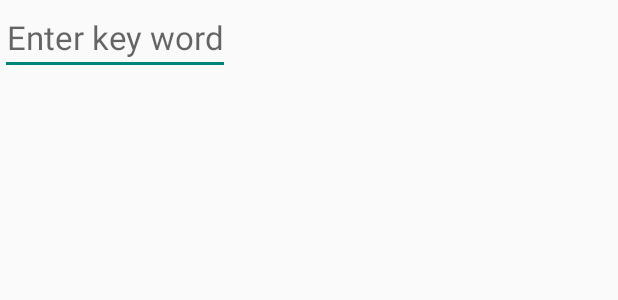
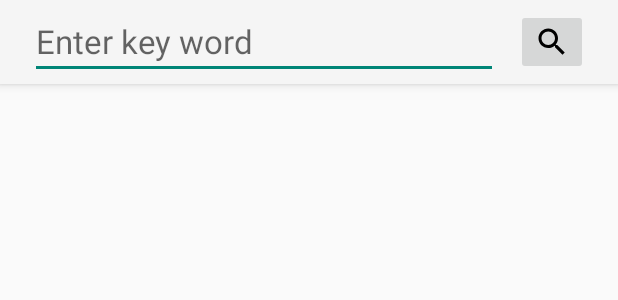
Before and after one commit to adamkoder/ChatterApp, an Android app: the layout search_popup_window.xml on its own in the app's theme, with its tools: preview values and no code run, on a phone screen of 412 x 824 dp. Shown: the top 300 px of the screen. Run offline under Robolectric (Android 15) with nearby library versions, the phone set to English and light mode, and no system bars.

```diff
--- a/app/src/main/res/layout/activity_chat_room.xml
+++ b/app/src/main/res/layout/activity_chat_room.xml
@@ -62,6 +62,6 @@
         android:layout_marginBottom="16dp"
         android:divider="@null"
         android:stackFromBottom="true"
-        android:transcriptMode="alwaysScroll" />
+        android:transcriptMode="alwaysScroll"/>
 
 </RelativeLayout>
--- a/app/src/main/res/layout/search_popup_window.xml
+++ b/app/src/main/res/layout/search_popup_window.xml
@@ -1,14 +1,37 @@
 <?xml version="1.0" encoding="utf-8"?>
-<android.support.constraint.ConstraintLayout
-    xmlns:android="http://schemas.android.com/apk/res/android" android:layout_width="match_parent"
+<LinearLayout xmlns:android="http://schemas.android.com/apk/res/android"
+    xmlns:app="http://schemas.android.com/apk/res-auto"
+    android:layout_width="match_parent"
     android:layout_height="match_parent">
 
-    <EditText
-        android:id="@+id/username"
-        android:layout_width="wrap_content"
-        android:layout_height="wrap_content"
-        android:hint="Enter key word"
-        android:layout_centerInParent="true"
-        android:gravity="center"
-        android:textSize="22sp" />
-</android.support.constraint.ConstraintLayout>
+    <android.support.v7.widget.Toolbar
+        android:id="@+id/search_toolbar"
+        android:layout_width="match_parent"
+        android:layout_height="?attr/actionBarSize"
+        android:background="?attr/colorPrimary"
+        android:elevation="4dp"
+        android:theme="@style/ThemeOverlay.AppCompat.ActionBar"
+        android:layout="@menu/menu_settings"
+        app:buttonGravity="top"
+        app:popupTheme="@style/Theme.AppCompat.Light">
+
+        <EditText
+            android:id="@+id/search_keyword"
+            android:layout_width="wrap_content"
+            android:layout_height="wrap_content"
+            android:layout_centerInParent="true"
+            android:ems="12"
+            android:gravity="start"
+            android:hint="Enter key word"
+            android:layout_marginStart="20dp"
+            android:textSize="22sp"/>
+
+        <ImageButton
+            android:id="@+id/popup_search_button"
+            android:layout_width="wrap_content"
+            android:layout_height="wrap_content"
+            android:layout_gravity="end"
+            android:layout_marginEnd="20dp"
+            android:src="@drawable/ic_search_black_24dp" />
+    </android.support.v7.widget.Toolbar>
+</LinearLayout>
--- a/app/src/main/res/menu/menu_settings.xml
+++ b/app/src/main/res/menu/menu_settings.xml
@@ -9,6 +9,6 @@
           app:showAsAction="never"/>
     <item
         android:id="@+id/action_search"
-        android:title="Search chat"
+        android:title="Search Chat"
         app:actionViewClass="android.widget.SearchView" />
 </menu>
```
Also changed, not shown: app/src/main/java/com/example/publicchat/ChatRoomActivity.java (+18 -18 lines).
